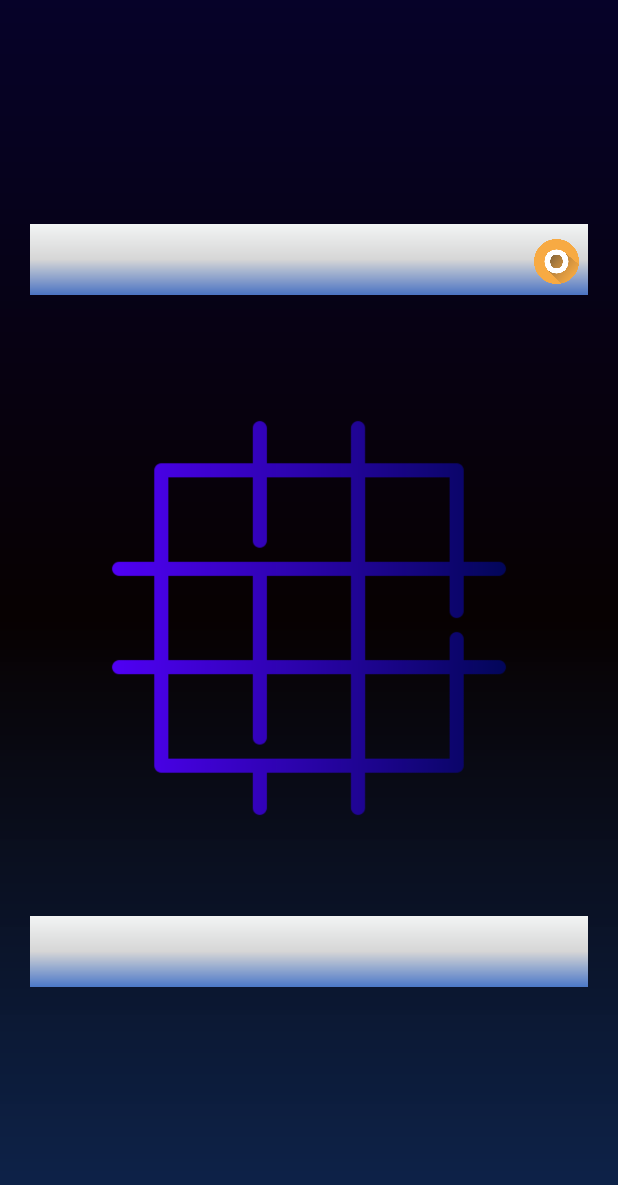
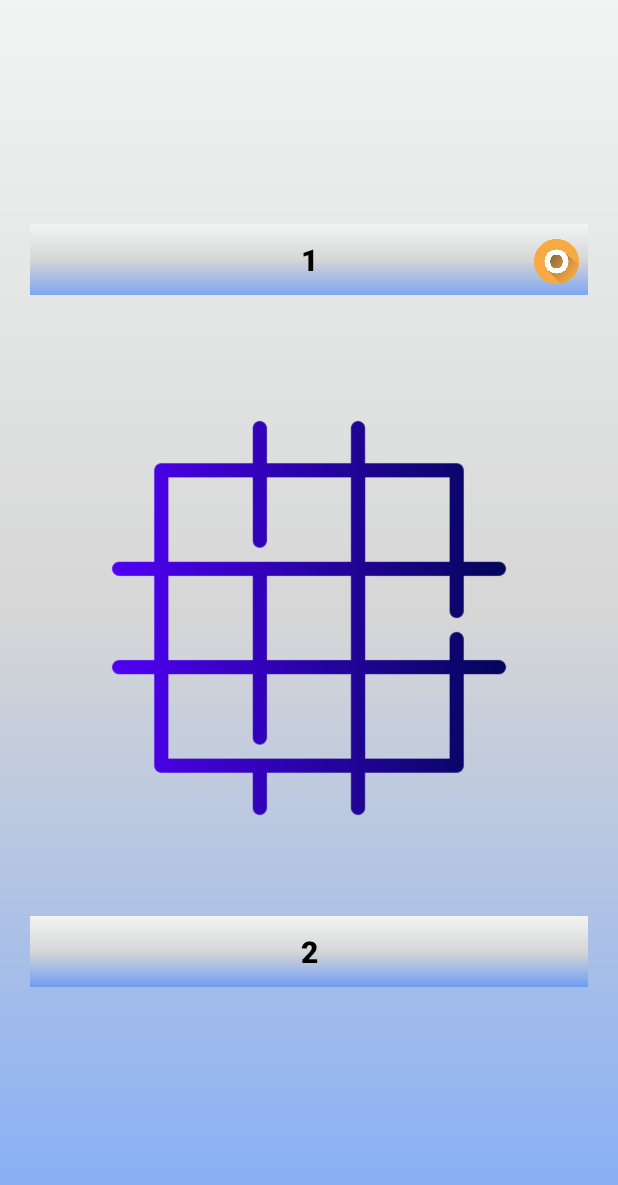
Before and after one commit to Ashishmaley/Tic_Tac_Toe, an Android app: the MainActivity screen opened directly, with no data from a screen before it, on a phone screen of 412 x 824 dp. Shown: the top 1185 px of the screen. Run offline under Robolectric (Android 15) with nearby library versions, the phone set to English and light mode, and no system bars.

Commit message:
final one

```diff
--- a/app/src/main/AndroidManifest.xml
+++ b/app/src/main/AndroidManifest.xml
@@ -6,7 +6,7 @@
         android:allowBackup="true"
         android:dataExtractionRules="@xml/data_extraction_rules"
         android:fullBackupContent="@xml/backup_rules"
-        android:icon="@mipmap/ic_launcher"
+        android:icon="@drawable/tictactoe"
         android:label="@string/app_name"
         android:supportsRtl="true"
         android:theme="@style/Theme.TicTacToe"
--- a/app/src/main/java/com/example/tictactoe/MainActivity.kt
+++ b/app/src/main/java/com/example/tictactoe/MainActivity.kt
@@ -3,6 +3,7 @@ package com.example.tictactoe
 import android.app.AlertDialog
 import android.content.Context
 import android.content.Intent
+import android.content.pm.ActivityInfo
 import android.os.Bundle
 import android.view.LayoutInflater
 import android.view.View
@@ -31,6 +32,7 @@ class MainActivity : AppCompatActivity() {
     override fun onCreate(savedInstanceState: Bundle?) {
         super.onCreate(savedInstanceState)
         setContentView(R.layout.activity_main)
+        requestedOrientation = ActivityInfo.SCREEN_ORIENTATION_PORTRAIT
         supportActionBar?.hide()
 
         player1=findViewById(R.id.f)
@@ -39,13 +41,13 @@ class MainActivity : AppCompatActivity() {
         val name1=intent.getStringExtra("player1")
         val name2=intent.getStringExtra("player2")
 
-        val checker= intent.getStringExtra("x")
+        val checker= intent.getStringExtra("currentState")
 
         if (checker=="x") {
             player1.text = name2
             player2.text = name1
         }
-        else
+        else if (checker=="o")
         {
             player1.text = name1
             player2.text = name2
@@ -94,9 +96,9 @@ class MainActivity : AppCompatActivity() {
 
             if (moves[v1] == moves[v2] && moves[v2] == moves[v3] && moves[v1] != -1)
             {
-                isWinner = v1
+                isWinner = moves[v1]
                 // Break out of the loop when condition is met
-                Toast.makeText(this,"$isWinner+ team win the game",Toast.LENGTH_SHORT).show()
+                Toast.makeText(this,"$isWinner's team win the game",Toast.LENGTH_SHORT).show()
                 ShowCustomAlertDialog(this)
                 winn = true
                 return@forEachIndexed
@@ -144,7 +146,7 @@ class MainActivity : AppCompatActivity() {
         if(isWinner==0) {
             winner.text =player1.text
         }
-        else
+        else if (isWinner==1)
         {
 
             winner.text =player2.text
--- a/app/src/main/java/com/example/tictactoe/Names.kt
+++ b/app/src/main/java/com/example/tictactoe/Names.kt
@@ -5,5 +5,5 @@ object Names {
     const val player2="player2"
     const val o = "o"
     const val x = "x"
-    const val currentState = "x"
+    const val currentState = "currentState"
 }
--- a/app/src/main/java/com/example/tictactoe/StartingActivity.kt
+++ b/app/src/main/java/com/example/tictactoe/StartingActivity.kt
@@ -1,6 +1,7 @@
 package com.example.tictactoe
 
 import android.content.Intent
+import android.content.pm.ActivityInfo
 import androidx.appcompat.app.AppCompatActivity
 import android.os.Bundle
 import android.renderscript.ScriptGroup.Binding
@@ -21,6 +22,7 @@ class StartingActivity : AppCompatActivity() {
         super.onCreate(savedInstanceState)
         binding= ActivityStartingBinding.inflate(layoutInflater)
         setContentView(binding.root)
+        requestedOrientation = ActivityInfo.SCREEN_ORIENTATION_PORTRAIT
         val first =findViewById<TextInputEditText>(R.id.first)
         val second =findViewById<TextInputEditText>(R.id.second)
 
--- a/app/src/main/res/layout/activity_main.xml
+++ b/app/src/main/res/layout/activity_main.xml
@@ -4,8 +4,9 @@
     xmlns:app="http://schemas.android.com/apk/res-auto"
     xmlns:tools="http://schemas.android.com/tools"
     android:layout_width="match_parent"
-    android:background="@drawable/gradient1"
+    android:background="@drawable/gradient"
     android:layout_height="match_parent"
+    android:screenOrientation="portrait"
     tools:context=".MainActivity" >
 
     <RelativeLayout
--- a/app/src/main/res/layout/activity_starting.xml
+++ b/app/src/main/res/layout/activity_starting.xml
@@ -6,6 +6,7 @@
     android:layout_height="match_parent"
     android:layout_gravity="center"
     android:background="@drawable/img"
+    android:screenOrientation="portrait"
     android:orientation="horizontal"
     tools:context=".StartingActivity">
         <LinearLayout
```
